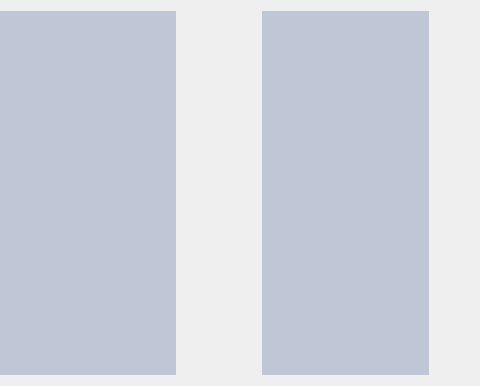
elvisxiaozhi/True-Wish, file src/wishlist.ui: the form before one commit; both pictures show x 294 to 774 and y 0 to 386 of the 774 by 386 pixel window.
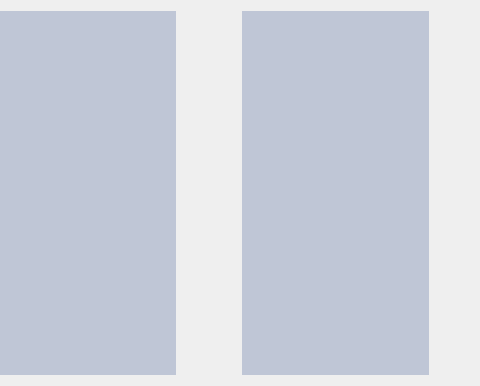
The form after the commit.

What changed in the file:
```diff
--- a/src/wishlist.ui
+++ b/src/wishlist.ui
@@ -122,7 +122,7 @@
          </property>
          <property name="sizeHint" stdset="0">
           <size>
-           <width>40</width>
+           <width>20</width>
            <height>1</height>
           </size>
          </property>
```
